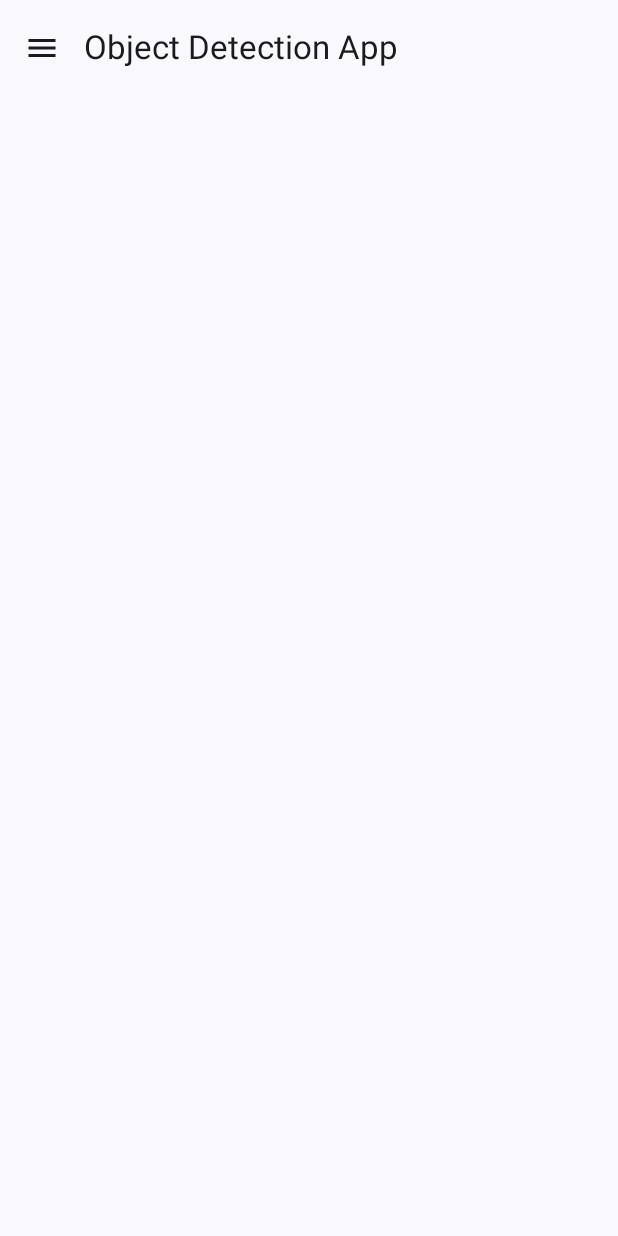
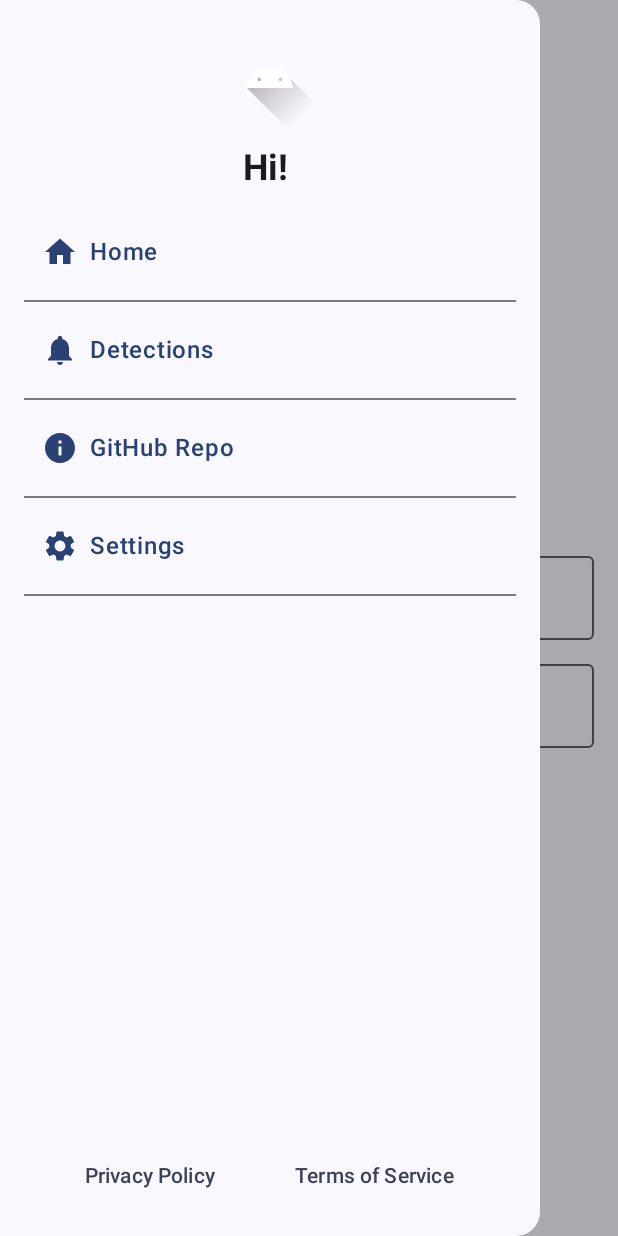
Before and after one commit to yashwanth-gh/Object_detection_prototype, an Android app built with Jetpack Compose: the screen it shows after launch (MainActivity), after a tap on "Open navigation drawer", on a phone screen of 412 x 824 dp. Run offline under Robolectric (Android 15) with nearby library versions, the phone set to English and light mode, and no system bars; our stand-ins replace Firebase (no records; nobody signed in at launch, a user with empty details on screens opened directly); 1 other tap on this screen came first.

Commit message:
Made UI enhancements and screen to get user info

```diff
--- a/app/src/main/AndroidManifest.xml
+++ b/app/src/main/AndroidManifest.xml
@@ -14,9 +14,9 @@
         android:allowBackup="true"
         android:dataExtractionRules="@xml/data_extraction_rules"
         android:fullBackupContent="@xml/backup_rules"
-        android:icon="@mipmap/ic_launcher"
-        android:label="@string/app_name"
-        android:roundIcon="@mipmap/ic_launcher_round"
+        android:icon="@mipmap/ic_profile_placeholder"
+        android:label="Iris Intel"
+        android:roundIcon="@mipmap/ic_profile_placeholder_round"
         android:supportsRtl="true"
         android:theme="@style/Theme.ObjectDetectionApp"
         tools:targetApi="31">
--- a/app/src/main/java/com/example/objectdetectionapp/data/firebase/FirebaseService.kt
+++ b/app/src/main/java/com/example/objectdetectionapp/data/firebase/FirebaseService.kt
@@ -1,6 +1,7 @@
 package com.example.objectdetectionapp.data.firebase
 
 import com.example.objectdetectionapp.data.models.Detection
+import com.example.objectdetectionapp.data.models.User
 import kotlinx.coroutines.flow.Flow
 
 interface FirebaseService {
@@ -13,4 +14,5 @@ interface FirebaseService {
     suspend fun fetchFullSurveillanceUUID(pairingCode: String): String?
     suspend fun checkIfFCMTokenExists(uuid: String): Boolean
     suspend fun fetchDetectionDetails(surveillanceUUID: String): Flow<List<Detection>>
+    suspend fun saveUser(user: User)
 }
--- /dev/null
+++ b/app/src/main/java/com/example/objectdetectionapp/data/models/User.kt
@@ -0,0 +1,6 @@
+package com.example.objectdetectionapp.data.models
+
+data class User(
+    val username: String = "",
+    val email: String = ""
+)
--- /dev/null
+++ b/app/src/main/java/com/example/objectdetectionapp/data/repository/SignInRepository.kt
@@ -0,0 +1,95 @@
+package com.example.objectdetectionapp.data.repository
+
+import android.content.Context
+import android.util.Log
+import androidx.datastore.core.DataStore
+import androidx.datastore.preferences.core.Preferences
+import androidx.datastore.preferences.core.edit
+import androidx.datastore.preferences.core.stringPreferencesKey
+import androidx.datastore.preferences.preferencesDataStore
+import com.example.objectdetectionapp.data.firebase.FirebaseService
+import com.example.objectdetectionapp.data.models.User
+import kotlinx.coroutines.flow.Flow
+import kotlinx.coroutines.flow.first
+import kotlinx.coroutines.flow.map
+
+private val Context.userDataStore: DataStore<Preferences> by preferencesDataStore(
+    name = "user_preferences"
+)
+
+class SignInRepository(
+    appContext: Context,
+    private val firebaseService: FirebaseService
+) {
+    private val TAG = "SignInRepository"
+    private val dataStore = appContext.userDataStore
+    private val usernameKey = stringPreferencesKey("username")
+    private val emailKey = stringPreferencesKey("email")
+    private val hasSignedInKey = stringPreferencesKey("has_signed_in")
+
+    val user: Flow<User> = dataStore.data.map { preferences ->
+        User(
+            username = preferences[usernameKey] ?: "",
+            email = preferences[emailKey] ?: ""
+        )
+    }
+
+    val hasSignedIn: Flow<Boolean> = dataStore.data.map { preferences ->
+        preferences[hasSignedInKey] != null
+    }
+
+    /**
+     * Gets the current user details from DataStore
+     * @return User object if the user has signed in, null otherwise
+     */
+    suspend fun getUserDetails(): User? {
+        try {
+            val preferences = dataStore.data.first()
+            val username = preferences[usernameKey]
+            val email = preferences[emailKey]
+
+            return if (username != null && email != null) {
+                Log.d(TAG, "Retrieved user details: username=$username, email=$email")
+                User(username, email)
+            } else {
+                Log.d(TAG, "No user details found in DataStore")
+                null
+            }
+        } catch (e: Exception) {
+            Log.e(TAG, "Error retrieving user details: ${e.message}")
+            return null
+        }
+    }
+
+
+
+    private suspend fun saveUserToDataStore(user: User) {
+        dataStore.edit { preferences ->
+            preferences[usernameKey] = user.username
+            preferences[emailKey] = user.email
+            preferences[hasSignedInKey] = "true" // Mark as signed in
+        }
+        Log.d(TAG, "User saved to DataStore: ${user.username}")
+    }
+
+    suspend fun saveUserDetails(user: User) {
+        saveUserToDataStore(user)
+        firebaseService.saveUser(user)
+        Log.d(TAG, "User details saved locally and to Firebase: ${user.username}")
+    }
+
+    suspend fun clearUserSession() {
+        dataStore.edit { preferences ->
+            preferences.clear()
+        }
+        Log.d(TAG, "User session cleared")
+    }
+
+    val userDataFlow: Flow<User> = dataStore.data
+        .map { preferences ->
+            val username = preferences[usernameKey] ?: ""
+            val email = preferences[emailKey] ?: ""
+            User(username = username, email = email)
+        }
+
+}
--- a/app/src/main/java/com/example/objectdetectionapp/tflite/EfficientDetLiteDetector.kt
+++ b/app/src/main/java/com/example/objectdetectionapp/tflite/EfficientDetLiteDetector.kt
@@ -59,7 +59,7 @@ class EfficientDetLiteDetector(context: Context) {
 
         for (i in 0 until count) {
             val score = outputScores[0][i]
-            if (score > 0.7f) { // Adjust confidence threshold as needed
+            if (score > 0.55f) { // Adjust confidence threshold as needed
                 val labelIdx = outputClasses[0][i].toInt()
                 val label = labels.getOrElse(labelIdx) { "Unknown" }
 
--- a/app/src/main/java/com/example/objectdetectionapp/ui/MainViewModel.kt
+++ b/app/src/main/java/com/example/objectdetectionapp/ui/MainViewModel.kt
@@ -2,13 +2,18 @@ package com.example.objectdetectionapp.ui
 
 import androidx.lifecycle.ViewModel
 import androidx.lifecycle.viewModelScope
+import com.example.objectdetectionapp.data.models.User
 import com.example.objectdetectionapp.data.repository.MainRepository
+import com.example.objectdetectionapp.data.repository.SignInRepository
 import kotlinx.coroutines.flow.MutableStateFlow
 import kotlinx.coroutines.flow.StateFlow
 import kotlinx.coroutines.flow.collectLatest
 import kotlinx.coroutines.launch
 
-class MainViewModel(private val repository: MainRepository) : ViewModel() {
+class MainViewModel(
+    private val repository: MainRepository,
+    private val signInRepo:SignInRepository
+) : ViewModel() {
     private val _userMode = MutableStateFlow<String?>(null)
     val userMode: StateFlow<String?> = _userMode
 
@@ -17,6 +22,9 @@ class MainViewModel(private val repository: MainRepository) : ViewModel() {
 
     private val _connectedSurveillanceUUID = MutableStateFlow<String?>(null)
     val connectedSurveillanceUUID: StateFlow<String?> = _connectedSurveillanceUUID
+
+    private val _userData = MutableStateFlow(User())
+    val userData: StateFlow<User> = _userData
 
     init {
         viewModelScope.launch {
@@ -35,5 +43,11 @@ class MainViewModel(private val repository: MainRepository) : ViewModel() {
                 _connectedSurveillanceUUID.value = uuid
             }
         }
+
+        viewModelScope.launch {
+            signInRepo.userDataFlow.collectLatest { user ->
+                _userData.value = user
+            }
+        }
     }
 }
--- a/app/src/main/java/com/example/objectdetectionapp/ui/MainViewModelFactory.kt
+++ b/app/src/main/java/com/example/objectdetectionapp/ui/MainViewModelFactory.kt
@@ -4,14 +4,16 @@ import android.content.Context
 import com.example.objectdetectionapp.data.firebase.FirebaseService
 import com.example.objectdetectionapp.data.firebase.FirebaseServiceImpl
 import com.example.objectdetectionapp.data.repository.MainRepository
+import com.example.objectdetectionapp.data.repository.SignInRepository
 
 class MainViewModelFactory(private val context: Context) : androidx.lifecycle.ViewModelProvider.Factory {
     override fun <T : androidx.lifecycle.ViewModel> create(modelClass: Class<T>): T {
         val firebaseService = FirebaseServiceImpl()
         val repository = MainRepository(context, firebaseService)
+        val signInRepository = SignInRepository(context, firebaseService)
         if (modelClass.isAssignableFrom(MainViewModel::class.java)) {
             @Suppress("UNCHECKED_CAST")
-            return MainViewModel(repository) as T
+            return MainViewModel(repository,signInRepository) as T
         }
         throw IllegalArgumentException("Unknown ViewModel class")
     }
--- a/app/src/main/java/com/example/objectdetectionapp/ui/components/AppContent.kt
+++ b/app/src/main/java/com/example/objectdetectionapp/ui/components/AppContent.kt
@@ -1,6 +1,5 @@
 package com.example.objectdetectionapp.ui.components
 
-import android.widget.Toast
 import androidx.compose.foundation.layout.Box
 import androidx.compose.foundation.layout.padding
 import androidx.compose.material.icons.Icons
@@ -21,7 +20,6 @@ import androidx.compose.runtime.rememberCoroutineScope
 import androidx.compose.ui.Modifier
 import androidx.compose.ui.platform.LocalContext
 import androidx.lifecycle.viewmodel.compose.viewModel
-import androidx.navigation.NavHostController
 import androidx.navigation.compose.rememberNavController
 import com.example.objectdetectionapp.ui.MainViewModel
 import com.example.objectdetectionapp.ui.MainViewModelFactory
@@ -40,6 +38,7 @@ fun AppContent() {
     val currentMode by mainViewModel.userMode.collectAsState()
     val currentUuid by mainViewModel.userUUID.collectAsState()
     val connectedSurveillanceUUID by mainViewModel.connectedSurveillanceUUID.collectAsState()
+    val userData by mainViewModel.userData.collectAsState()
 
     ModalNavigationDrawer(
         drawerState = drawerState,
@@ -48,6 +47,8 @@ fun AppContent() {
                 mode = currentMode,
                 uuid = currentUuid,
                 connectedSurveillanceUUID = connectedSurveillanceUUID,
+                username = userData.username,
+                email = userData.email,
                 navController = navController, // Pass navController
                 onCloseDrawer = { scope.launch { drawerState.close() } }
             )
--- a/app/src/main/java/com/example/objectdetectionapp/ui/components/AppLoadingScreen.kt
+++ b/app/src/main/java/com/example/objectdetectionapp/ui/components/AppLoadingScreen.kt
@@ -1,15 +1,15 @@
 package com.example.objectdetectionapp.ui.components
 
-import androidx.compose.foundation.background
 import androidx.compose.foundation.layout.Arrangement
-import androidx.compose.foundation.layout.Box
 import androidx.compose.foundation.layout.Column
 import androidx.compose.foundation.layout.Spacer
 import androidx.compose.foundation.layout.fillMaxSize
 import androidx.compose.foundation.layout.height
 import androidx.compose.foundation.layout.padding
+import androidx.compose.foundation.layout.size
 import androidx.compose.material3.CircularProgressIndicator
 import androidx.compose.material3.MaterialTheme
+import androidx.compose.material3.Surface
 import androidx.compose.material3.Text
 import androidx.compose.runtime.Composable
 import androidx.compose.ui.Alignment
@@ -18,36 +18,21 @@ import androidx.compose.ui.draw.alpha
 import androidx.compose.ui.graphics.Color
 import androidx.compose.ui.text.style.TextAlign
 import androidx.compose.ui.unit.dp
+import androidx.compose.ui.window.Dialog
 
 @Composable
 fun AppLoadingScreen(
     message: String = "Loading, please wait..."
 ) {
-    Box(
-        modifier = Modifier
-            .fillMaxSize()
-            .padding(32.dp)
-            .background(Color.Black.copy(alpha = 0.4f)),
-        contentAlignment = Alignment.Center
-    ) {
-        Column(
-            modifier = Modifier.fillMaxSize(),
-            horizontalAlignment = Alignment.CenterHorizontally,
-            verticalArrangement = Arrangement.Center
+    Dialog(onDismissRequest = { }) {
+        Surface(
+            color = Color.Black.copy(alpha = 0.7f),
+            contentColor = Color.White
         ) {
             CircularProgressIndicator(
-                strokeWidth = 4.dp,
-                color = MaterialTheme.colorScheme.primary
-            )
-
-            Spacer(modifier = Modifier.height(24.dp))
-
-            Text(
-                text = message,
-                style = MaterialTheme.typography.bodyMedium,
-                textAlign = TextAlign.Center,
-                modifier = Modifier.alpha(0.7f),
-                color = MaterialTheme.colorScheme.onSurface
+                color = Color.White,
+                modifier = Modifier
+                    .padding(24.dp)
             )
         }
     }
--- a/app/src/main/java/com/example/objectdetectionapp/ui/components/SidePanel.kt
+++ b/app/src/main/java/com/example/objectdetectionapp/ui/components/SidePanel.kt
@@ -9,6 +9,7 @@ import androidx.compose.foundation.layout.*
 import androidx.compose.foundation.shape.CircleShape
 import androidx.compose.material.icons.Icons
 import androidx.compose.material.icons.filled.Home
+import androidx.compose.material.icons.filled.Info
 import androidx.compose.material.icons.filled.Notifications
 import androidx.compose.material.icons.filled.Settings
 import androidx.compose.material3.*
@@ -31,6 +32,8 @@ fun SidePanel(
     mode: String? = "No Mode",
     uuid: String? = "NaN",
     connectedSurveillanceUUID: String? = "NaN",
+    username: String,
+    email: String,
     navController: NavHostController,
     onCloseDrawer: () -> Unit
 ) {
@@ -46,7 +49,7 @@ fun SidePanel(
             horizontalAlignment = Alignment.Start
         ) {
             // Profile Section
-            ProfileSection()
+            ProfileSection(username)
 
             Spacer(modifier = Modifier.height(16.dp))
 
@@ -77,12 +80,11 @@ fun SidePanel(
 }
 
 @Composable
-private fun ProfileSection() {
+private fun ProfileSection(username: String) {
     Column(
         horizontalAlignment = Alignment.CenterHorizontally,
         modifier = Modifier.fillMaxWidth()
     ) {
-        // Profile Picture
         Image(
             painter = painterResource(id = R.drawable.ic_profile_placeholder_foreground),
             contentDescription = "Profile Picture",
@@ -94,9 +96,8 @@ private fun ProfileSection() {
 
         Spacer(modifier = Modifier.height(8.dp))
 
-        // User Name
         Text(
-            text = "Hi! User",
+            text = "Hi! $username",
             style = MaterialTheme.typography.headlineSmall,
             fontWeight = FontWeight.Bold
         )
@@ -177,9 +178,11 @@ private fun NavigationLinks(
         }
     )
 
-    // GitHub Repo Button
+
+// GitHub Repo Button
     NavigationButton(
         text = "GitHub Repo",
+        icon = Icons.Filled.Info,
         onClick = {
             openLink(context, "https://github.com/yashwanth-gh/Object_detection_prototype")
             onCloseDrawer()
--- a/app/src/main/java/com/example/objectdetectionapp/ui/navigation/NavGraph.kt
+++ b/app/src/main/java/com/example/objectdetectionapp/ui/navigation/NavGraph.kt
@@ -1,9 +1,15 @@
 package com.example.objectdetectionapp.ui.navigation
 
+import androidx.activity.ComponentActivity
 import androidx.compose.foundation.layout.Box
 import androidx.compose.foundation.layout.fillMaxSize
 import androidx.compose.runtime.Composable
+import androidx.compose.runtime.LaunchedEffect
+import androidx.compose.runtime.collectAsState
+import androidx.compose.runtime.getValue
 import androidx.compose.ui.Modifier
+import androidx.compose.ui.platform.LocalContext
+import androidx.lifecycle.ViewModelProvider
 import androidx.navigation.NavHostController
 import androidx.navigation.NavType
 import androidx.navigation.compose.NavHost
@@ -15,6 +21,8 @@ import com.example.objectdetectionapp.ui.shared.DetectionScreen
 import com.example.objectdetectionapp.ui.shared.ModeSelectionScreen
 import com.example.objectdetectionapp.ui.surveillance.CameraPreviewScreen
 import com.example.objectdetectionapp.ui.surveillance.SurveillanceScreen
+import com.example.objectdetectionapp.ui.userSignIn.SignInScreen
+import com.example.objectdetectionapp.ui.userSignIn.SignInViewModel
 
 @Composable
 fun NavGraph(navController: NavHostController) {
@@ -22,9 +30,11 @@ fun NavGraph(navController: NavHostController) {
     Box(modifier = Modifier.fillMaxSize()) {
         NavHost(
             navController = navController,
-            startDestination = "mode_selection"
+            startDestination = "sign_in" // Initial start destination
         ) {
-
+            composable("sign_in") {
+                SignInScreen(navController = navController)
+            }
             composable("mode_selection") {
                 ModeSelectionScreen(navController)
             }
@@ -66,10 +76,9 @@ fun NavGraph(navController: NavHostController) {
                 CameraPreviewScreen()
             }
 
-            composable("detections_screen"){
+            composable("detections_screen") {
                 DetectionScreen()
             }
         }
-
     }
 }
--- /dev/null
+++ b/app/src/main/java/com/example/objectdetectionapp/ui/userSignIn/SignInScreen.kt
@@ -0,0 +1,108 @@
+package com.example.objectdetectionapp.ui.userSignIn
+
+import androidx.compose.foundation.layout.*
+import androidx.compose.material3.Button
+import androidx.compose.material3.CircularProgressIndicator
+import androidx.compose.material3.MaterialTheme
+import androidx.compose.material3.OutlinedTextField
+import androidx.compose.material3.Text
+import androidx.compose.runtime.Composable
+import androidx.compose.runtime.LaunchedEffect
+import androidx.compose.runtime.collectAsState
+import androidx.compose.runtime.getValue
+import androidx.compose.ui.Alignment
+import androidx.compose.ui.Modifier
+import androidx.compose.ui.platform.LocalContext
+import androidx.compose.ui.unit.dp
+import androidx.lifecycle.ViewModelProvider
+import androidx.navigation.NavHostController
+import com.example.objectdetectionapp.ui.components.AppLoadingScreen
+
+@Composable
+fun SignInScreen(navController: NavHostController) {
+    val context = LocalContext.current.applicationContext as android.app.Application
+    val viewModel: SignInViewModel =
+        ViewModelProvider(LocalContext.current as androidx.activity.ComponentActivity)[SignInViewModel::class.java]
+
+    // Collect state flows
+    val username by viewModel.username
+    val email by viewModel.email
+    val isLoading by viewModel.isLoading.collectAsState()
+    val signInState by viewModel.signInState.collectAsState()
+    val initialCheckComplete by viewModel.initialCheckComplete.collectAsState()
+
+    // Handle navigation based on sign-in state
+    LaunchedEffect(signInState, initialCheckComplete) {
+        when (signInState) {
+            SignInViewModel.SignInState.Success,
+            SignInViewModel.SignInState.AlreadySignedIn -> {
+                navController.navigate("mode_selection") {
+                    // Clear the back stack to prevent returning to sign-in
+                    popUpTo(navController.graph.startDestinationId) {
+                        inclusive = true
+                    }
+                }
+            }
+            else -> { /* No action needed */ }
+        }
+    }
+
+    // Always show loading screen until initial check completes and we know the user isn't already signed in
+    if (isLoading || !initialCheckComplete || signInState == SignInViewModel.SignInState.AlreadySignedIn) {
+        AppLoadingScreen()
+    } else {
+        // Only show sign-in form when not already signed in and initial check is complete
+        Column(
+            modifier = Modifier
+                .fillMaxSize()
+                .padding(16.dp),
+            horizontalAlignment = Alignment.CenterHorizontally,
+            verticalArrangement = Arrangement.Center
+        ) {
+            Text(
+                "Sign In",
+                style = MaterialTheme.typography.displayMedium,
+                modifier = Modifier.padding(bottom = 16.dp)
+            )
+
+            OutlinedTextField(
+                value = username,
+                onValueChange = viewModel::onUsernameChanged,
+                label = { Text("Username") },
+                modifier = Modifier.fillMaxWidth()
+            )
+            Spacer(modifier = Modifier.height(8.dp))
+
+            OutlinedTextField(
+                value = email,
+                onValueChange = viewModel::onEmailChanged,
+                label = { Text("Email") },
+                modifier = Modifier.fillMaxWidth()
+            )
+            Spacer(modifier = Modifier.height(16.dp))
+
+            Button(
+                onClick = viewModel::saveUserDetails,
+                enabled = signInState != SignInViewModel.SignInState.Loading
+            ) {
+                Text(
+                    text = if (signInState == SignInViewModel.SignInState.Loading) "Signing In..." else "Continue"
+                )
+            }
+
+            if (signInState == SignInViewModel.SignInState.Loading) {
+                Spacer(modifier = Modifier.height(16.dp))
+                CircularProgressIndicator(color = MaterialTheme.colorScheme.primary)
+            }
+
+            // Show error message if any
+            if (signInState is SignInViewModel.SignInState.Error) {
+                Spacer(modifier = Modifier.height(8.dp))
+                Text(
+                    text = (signInState as SignInViewModel.SignInState.Error).message,
+                    color = MaterialTheme.colorScheme.error
+                )
+            }
+        }
+    }
+}
--- /dev/null
+++ b/app/src/main/java/com/example/objectdetectionapp/ui/userSignIn/SignInViewModel.kt
@@ -0,0 +1,129 @@
+package com.example.objectdetectionapp.ui.userSignIn
+
+import android.app.Application
+import android.util.Log
+import androidx.compose.runtime.State
+import androidx.compose.runtime.mutableStateOf
+import androidx.lifecycle.AndroidViewModel
+import androidx.lifecycle.viewModelScope
+import com.example.objectdetectionapp.data.firebase.FirebaseServiceImpl
+import com.example.objectdetectionapp.data.models.User
+import com.example.objectdetectionapp.data.repository.SignInRepository
+import kotlinx.coroutines.flow.MutableStateFlow
+import kotlinx.coroutines.flow.StateFlow
+import kotlinx.coroutines.flow.asStateFlow
+import kotlinx.coroutines.flow.first
+import kotlinx.coroutines.launch
+
+class SignInViewModel(application: Application) : AndroidViewModel(application) {
+
+    private val TAG = "SignInViewModel"
+    private val firebaseService = FirebaseServiceImpl()
+    private val signInRepository = SignInRepository(application, firebaseService)
+
+    // Define sign-in states
+    sealed class SignInState {
+        data object Idle : SignInState()
+        data object Loading : SignInState()
+        data object Success : SignInState()
+        data object AlreadySignedIn : SignInState()
+        data class Error(val message: String) : SignInState()
+    }
+
+    private val _signInState = MutableStateFlow<SignInState>(SignInState.Idle)
+    val signInState: StateFlow<SignInState> = _signInState.asStateFlow()
+
+    private val _username = mutableStateOf("")
+    val username: State<String> = _username
+
+    private val _email = mutableStateOf("")
+    val email: State<String> = _email
+
+    // Controls the initial loading screen
+    private val _isLoading = MutableStateFlow(true)
+    val isLoading: StateFlow<Boolean> = _isLoading.asStateFlow()
+
+    // Controls whether the initial DataStore check is complete
+    private val _initialCheckComplete = MutableStateFlow(false)
+    val initialCheckComplete: StateFlow<Boolean> = _initialCheckComplete.asStateFlow()
+
+    init {
+        // Start checking sign-in status immediately
+        checkIfSignedIn()
+    }
+
+    private fun checkIfSignedIn() {
+        viewModelScope.launch {
+            try {
+                Log.d(TAG, "Checking if user is signed in...")
+
+                // Keep loading state true throughout the check
+                _isLoading.value = true
+
+                // Fetch sign-in status from DataStore
+                val hasSignedIn = signInRepository.hasSignedIn.first()
+
+                if (hasSignedIn) {
+                    // If already signed in, get saved user details
+                    val savedUser = signInRepository.getUserDetails()
+                    savedUser?.let {
+                        _username.value = it.username
+                        _email.value = it.email
+                        Log.d(TAG, "User already signed in: ${it.username}")
+                    }
+
+                    // Set state to AlreadySignedIn - this will trigger navigation
+                    _signInState.value = SignInState.AlreadySignedIn
+
+                    // Keep loading true for already signed in users to prevent UI flash
+                    // The UI will handle navigation directly based on AlreadySignedIn state
+                } else {
+                    _signInState.value = SignInState.Idle
+                    Log.d(TAG, "User not signed in")
+
+                    // Only turn off loading for users who need to sign in
+                    _isLoading.value = false
+                }
+
+                // Mark initial check as complete - this helps prevent UI flash
+                _initialCheckComplete.value = true
+            } catch (e: Exception) {
+                Log.e(TAG, "Error checking sign-in status: ${e.message}")
+                _signInState.value = SignInState.Error("Failed to check sign-in status: ${e.message}")
+                _isLoading.value = false
+                _initialCheckComplete.value = true
+            }
+        }
+    }
+
+    fun onUsernameChanged(newUsername: String) {
+        _username.value = newUsername
+    }
+
+    fun onEmailChanged(newEmail: String) {
+        _email.value = newEmail
+    }
+
+    fun saveUserDetails() {
+        if (username.value.isBlank() || email.value.isBlank()) {
+            _signInState.value = SignInState.Error("Username and email cannot be empty")
+            return
+        }
+
+        viewModelScope.launch {
+            try {
+                _signInState.value = SignInState.Loading
+                Log.d(TAG, "Saving user details: ${username.value}, ${email.value}")
+
+                val user = User(username.value, email.value)
+                signInRepository.saveUserDetails(user)
+
+                _signInState.value = SignInState.Success
+                Log.d(TAG, "User details saved successfully")
+            } catch (e: Exception) {
+                Log.e(TAG, "Error saving user details: ${e.message}")
+                _signInState.value = SignInState.Error("Failed to save user details: ${e.message}")
+            }
+        }
+    }
+}
```
Also changed, not shown: app/src/main/java/com/example/objectdetectionapp/data/firebase/FirebaseServiceImpl.kt (+28 -7 lines).
